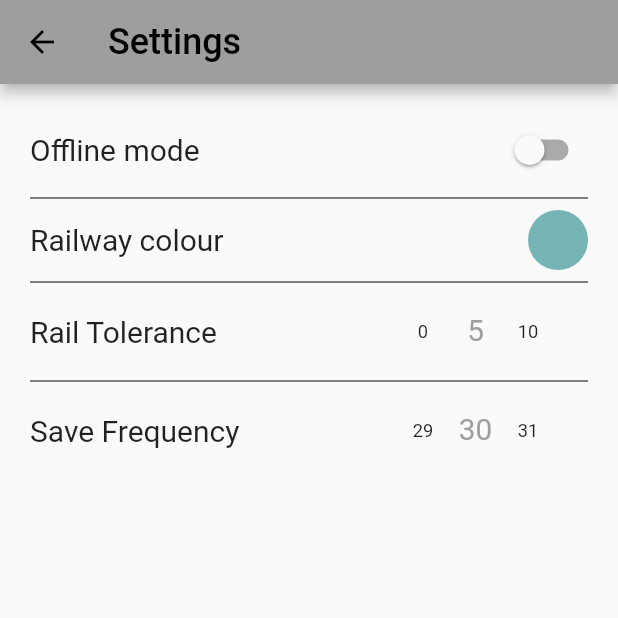
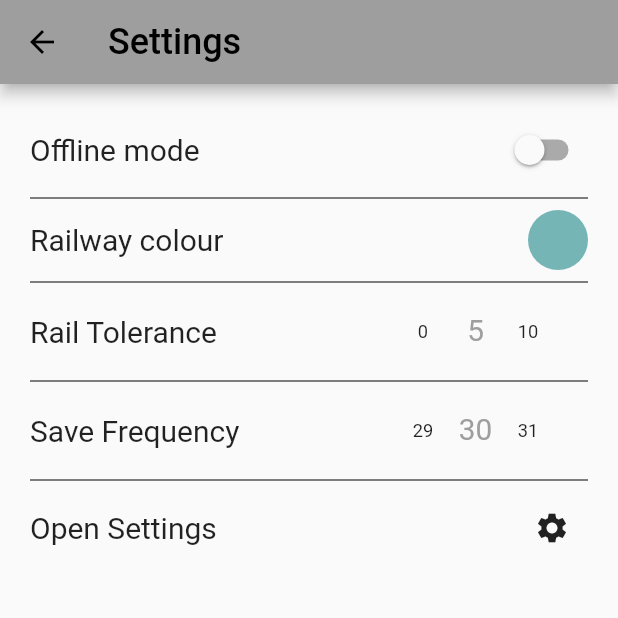
Before and after one commit to tommasopeduzzi/railway_explorer, a Flutter app: the Settings screen opened directly, on a phone screen of 412 x 824 dp, the top half of it. Run offline on Flutter 3.47's test engine with Material 2 defaults, Android fonts, the phone set to English and light mode, and no system bars; drawn by our look-alikes of numberpicker; our stand-ins replace flutter_colorpicker, flutter_map, geolocator, latlong2, permission_handler, shared_preferences and 1 more; missing offline and left inert: background_location, flutter_map_location_marker, flutter_map_tappable_polyline; accounts and stored records are empty.

Commit message:
Added button to permission settings in settings page

```diff
--- a/lib/settings.dart
+++ b/lib/settings.dart
@@ -2,6 +2,7 @@ import 'package:flutter/material.dart';
 import 'package:shared_preferences/shared_preferences.dart';
 import 'package:flutter_colorpicker/flutter_colorpicker.dart';
 import 'package:numberpicker/numberpicker.dart';
+import 'package:permission_handler/permission_handler.dart';
 
 class Settings extends StatefulWidget {
   const Settings({Key? key}) : super(key: key);
@@ -182,6 +183,21 @@ class _SettingsState extends State<Settings> {
                     ))
               ],
             ),
+            const Divider(
+              color: Colors.black,
+            ),
+            Row(
+              mainAxisAlignment: MainAxisAlignment.spaceBetween,
+              children: [
+                const Text("Open Settings", style: TextStyle(fontSize: 20)),
+                IconButton(
+                  icon: const Icon(Icons.settings),
+                  onPressed: () {
+                    openAppSettings();
+                  },
+                ),
+              ],
+            )
           ],
         ),
       ),
--- a/pubspec.yaml
+++ b/pubspec.yaml
@@ -41,6 +41,7 @@ dependencies:
   latlong2: any
   geolocator: any
   intl: any
+  permission_handler: any
   flutter:
     sdk: flutter
 
```
Also changed, not shown: pubspec.lock.
